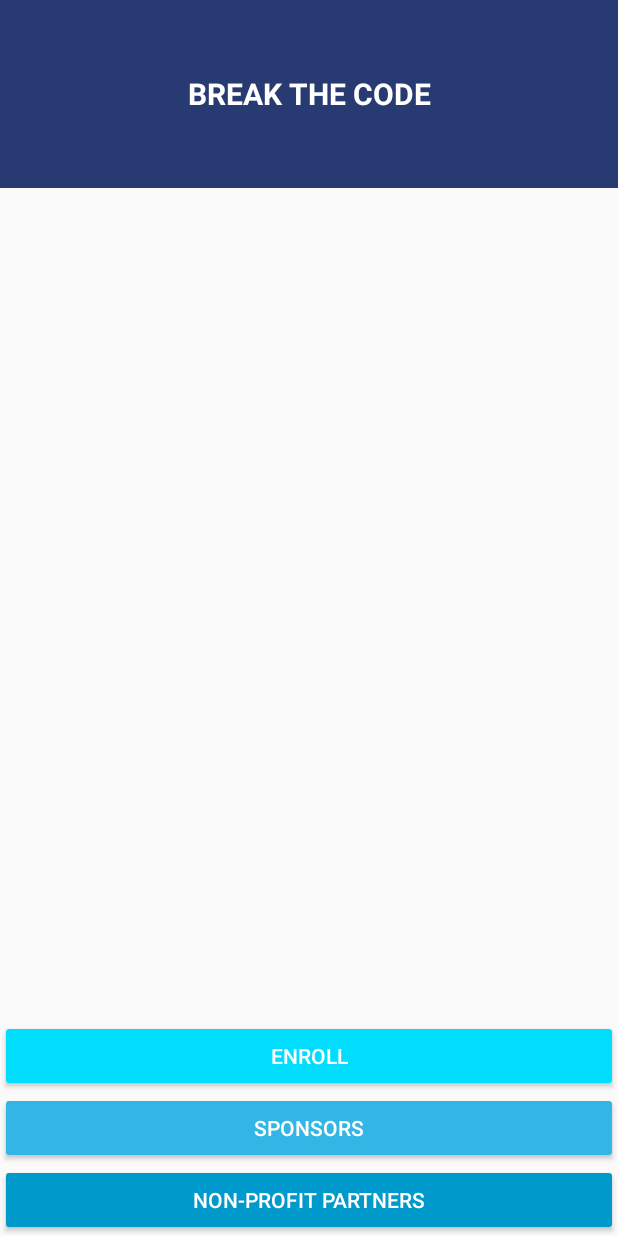
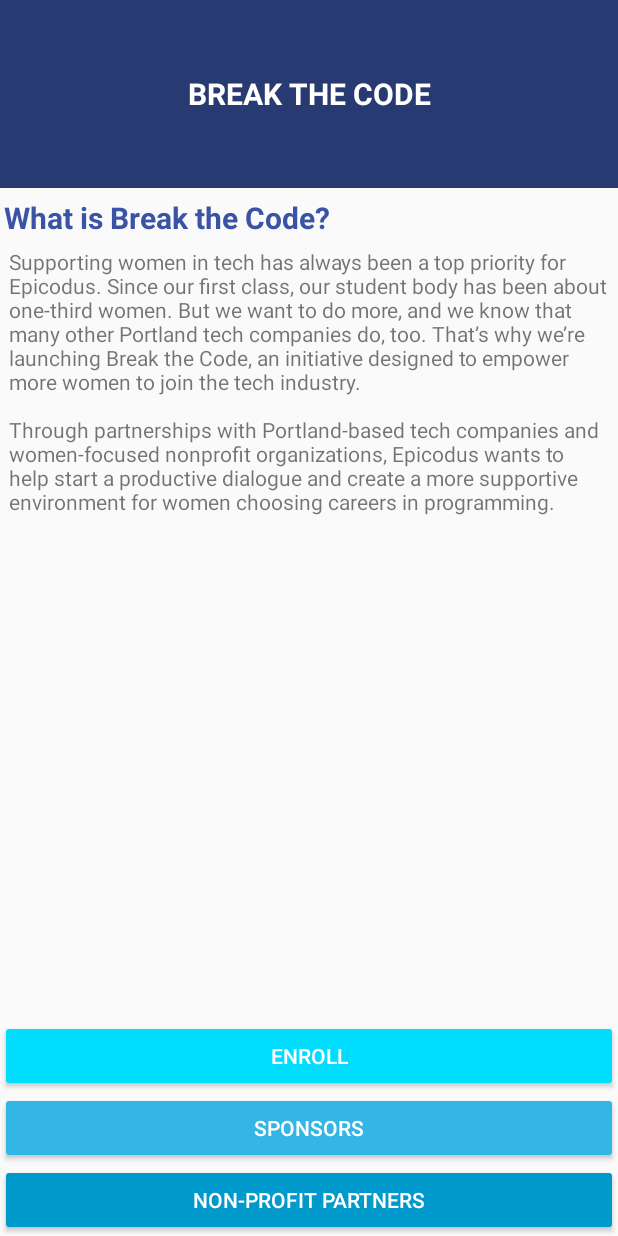
Before and after one commit to theholla/break-the-code, an Android app: the screen it shows after launch (MainActivity), on a phone screen of 412 x 824 dp. Run offline under Robolectric (Android 15) with nearby library versions, the phone set to English and light mode, and no system bars.

Commit message:
Add layout with buttons, info

```diff
--- a/app/src/main/res/layout/activity_main.xml
+++ b/app/src/main/res/layout/activity_main.xml
@@ -47,4 +47,34 @@
         android:textColor="@android:color/white"
         android:backgroundTint="@android:color/holo_blue_bright"
         android:layout_centerHorizontal="true"/>
+
+    <TextView
+        android:layout_width="match_parent"
+        android:layout_height="wrap_content"
+        android:text="What is Break the Code?"
+        android:id="@+id/infoLabel"
+        android:layout_below="@+id/textView"
+        android:layout_centerHorizontal="true"
+        android:textColor="#3a53a4"
+        android:textSize="20sp"
+        android:textStyle="bold"
+        android:layout_marginTop="6dp"
+        android:layout_marginLeft="6dp"/>
+
+    <ScrollView
+        android:layout_width="wrap_content"
+        android:layout_height="wrap_content"
+        android:id="@+id/scrollView"
+        android:layout_centerHorizontal="true"
+        android:layout_above="@+id/enrollButton"
+        android:layout_below="@+id/infoLabel">
+
+        <TextView
+            android:layout_width="wrap_content"
+            android:layout_height="wrap_content"
+            android:id="@+id/whatIsBreakView"
+            android:text="@string/what_is_break"
+            android:padding="6dp"
+            />
+    </ScrollView>
 </RelativeLayout>
--- a/app/src/main/res/values/strings.xml
+++ b/app/src/main/res/values/strings.xml
@@ -3,4 +3,13 @@
 
     <string name="hello_world">Hello world!</string>
     <string name="action_settings">Settings</string>
+    <string name="what_is_break">
+        Supporting women in tech has always been a top priority for Epicodus. Since our first class,
+        our student body has been about one-third women. But we want to do more, and we know that
+        many other Portland tech companies do, too. That’s why we’re launching Break the Code,
+        an initiative designed to empower more women to join the tech industry.
+
+        \n\nThrough partnerships with Portland-based tech companies and women-focused nonprofit organizations,
+        Epicodus wants to help start a productive dialogue and create a more supportive environment
+        for women choosing careers in programming.</string>
 </resources>
```
Also changed, not shown: 1 other file.
